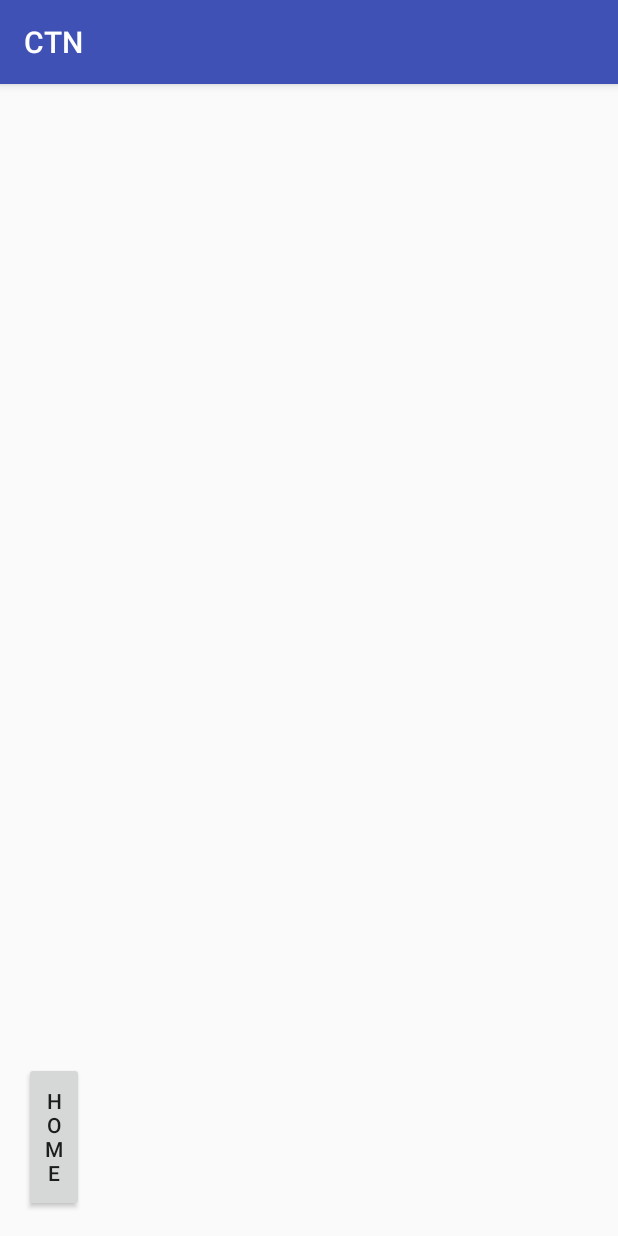
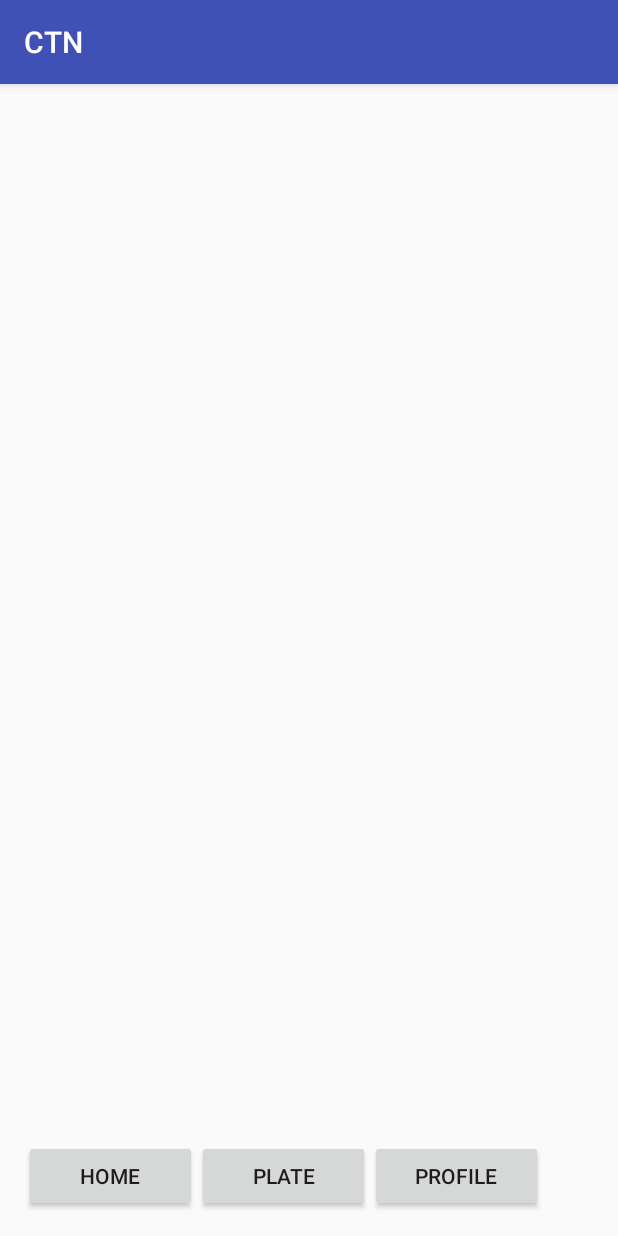
Before and after one commit to choudhary3/ctn_app, an Android app: the screen it shows after launch (MainScreen), on a phone screen of 412 x 824 dp. Run offline under Robolectric (Android 15) with nearby library versions, the phone set to English and light mode, and no system bars.

Commit message:
Modified main screen

```diff
--- a/app/src/main/res/layout/activity_main_screen.xml
+++ b/app/src/main/res/layout/activity_main_screen.xml
@@ -15,7 +15,26 @@
         android:layout_alignParentBottom="true"
         android:layout_alignParentLeft="true"
         android:text="@string/home_text"
-        android:layout_width="40dp"
-        android:layout_height="100dp" />
+        android:layout_margin="0dp"
+        android:layout_width="@dimen/screen_button_width"
+        android:layout_height="wrap_content" />
+
+    <Button
+        android:id="@+id/plate"
+        android:layout_alignParentBottom="true"
+        android:layout_toRightOf="@+id/home"
+        android:text="@string/plate_text"
+        android:layout_margin="0dp"
+        android:layout_width="@dimen/screen_button_width"
+        android:layout_height="wrap_content" />
+
+    <Button
+        android:id="@+id/profile"
+        android:layout_alignParentBottom="true"
+        android:layout_toRightOf="@+id/plate"
+        android:text="@string/profile_text"
+        android:layout_margin="0dp"
+        android:layout_width="@dimen/screen_button_width"
+        android:layout_height="wrap_content" />
 
 </RelativeLayout>
--- a/app/src/main/res/values/dimens.xml
+++ b/app/src/main/res/values/dimens.xml
@@ -2,4 +2,5 @@
     <!-- Default screen margins, per the Android Design guidelines. -->
     <dimen name="activity_horizontal_margin">16dp</dimen>
     <dimen name="activity_vertical_margin">16dp</dimen>
+    <dimen name="screen_button_width">115dp</dimen>
 </resources>
```
